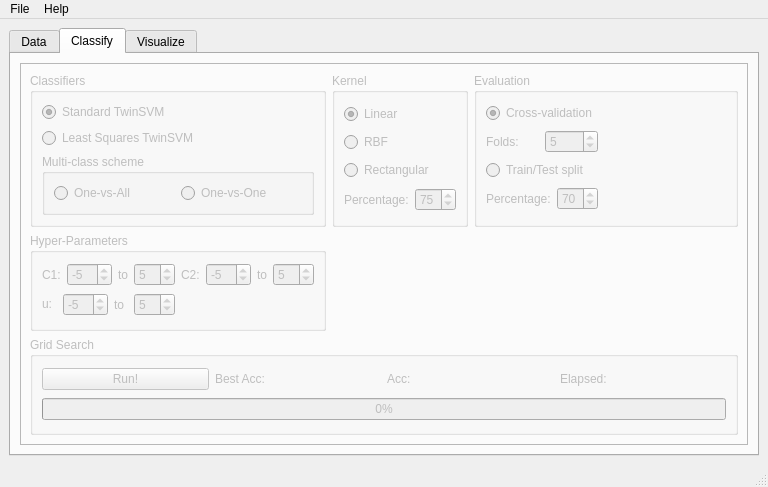
Before: the Qt Designer form libtsvm/GUI-LIBTwinSVM.ui in mir-am/LIBTwinSVM, drawn with Qt 5.
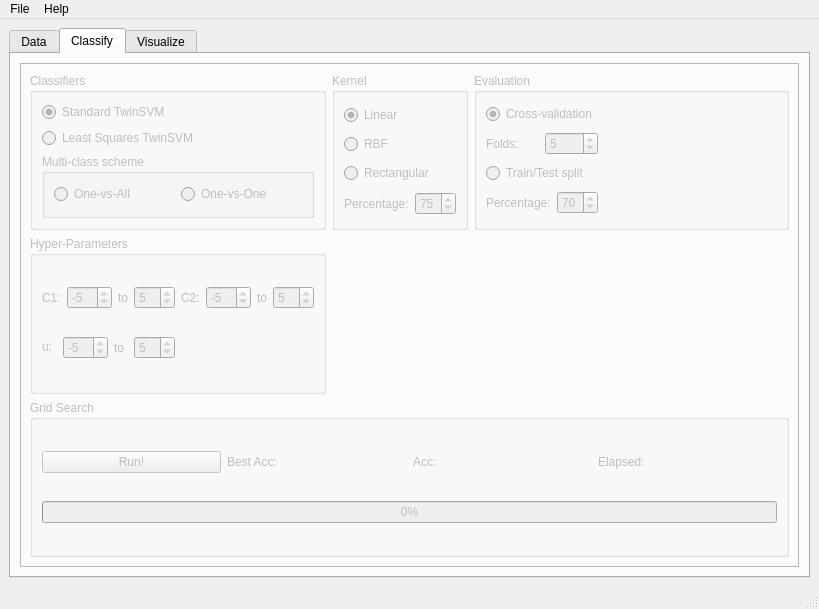
After: the same form once the commit is applied. The open tabs and pages were chosen to show the change. Icons and pictures are not drawn.

Commit message: Added icons with QT resource.

```diff
--- a/libtsvm/GUI-LIBTwinSVM.ui
+++ b/libtsvm/GUI-LIBTwinSVM.ui
@@ -6,8 +6,8 @@
    <rect>
     <x>0</x>
     <y>0</y>
-    <width>768</width>
-    <height>487</height>
+    <width>819</width>
+    <height>609</height>
    </rect>
   </property>
   <property name="windowTitle">
@@ -646,8 +646,8 @@
     <rect>
      <x>0</x>
      <y>0</y>
-     <width>768</width>
-     <height>21</height>
+     <width>819</width>
+     <height>31</height>
     </rect>
    </property>
    <widget class="QMenu" name="menuHelp">
```
Left out of the diff: 18 changed lines with no effect on the pictures. The commit also changes 1 other file.
